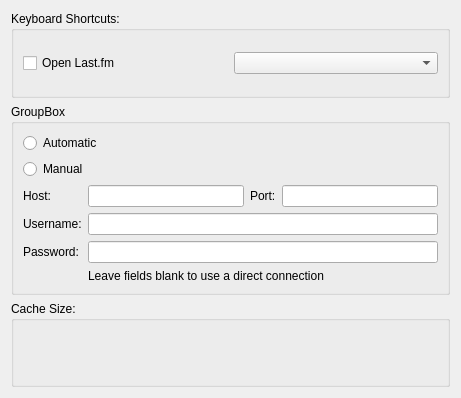
Before: the Qt Designer form app/client/Settings/AdvancedSettingsWidget.ui in mutecypher/lastfm-desktop, drawn with Qt 5.
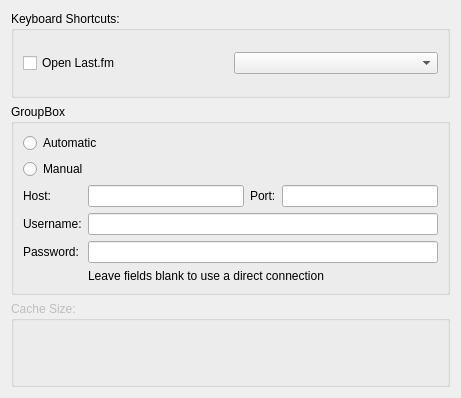
After: the same form once the commit is applied. Custom widgets are drawn as their Qt base class.

What changed in the file:
```diff
--- a/app/client/Settings/AdvancedSettingsWidget.ui
+++ b/app/client/Settings/AdvancedSettingsWidget.ui
@@ -109,6 +109,9 @@
    </item>
    <item>
     <widget class="QGroupBox" name="cache">
+     <property name="enabled">
+      <bool>false</bool>
+     </property>
      <property name="title">
       <string>Cache Size:</string>
      </property>
```
